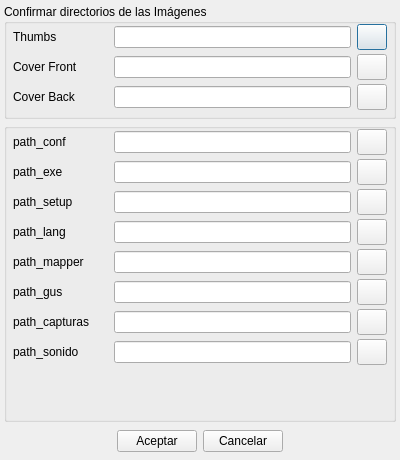
Monthy/gr-lida, file ui/importpath.ui: the form before one commit.
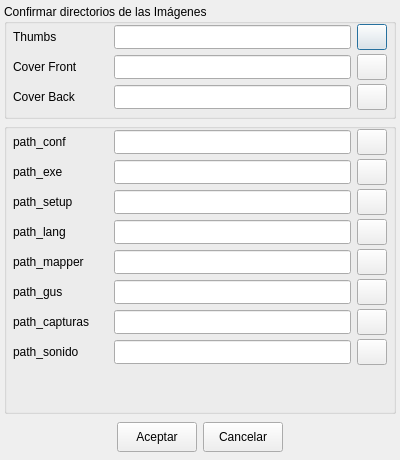
The form after the commit. Icons and pictures are not drawn.

```diff
--- a/ui/importpath.ui
+++ b/ui/importpath.ui
@@ -89,7 +89,14 @@
          </widget>
         </item>
         <item>
-         <widget class="QLineEdit" name="txtDatosPath_Thumbs" />
+         <widget class="QLineEdit" name="txtDatosPath_Thumbs" >
+          <property name="minimumSize" >
+           <size>
+            <width>0</width>
+            <height>24</height>
+           </size>
+          </property>
+         </widget>
         </item>
         <item>
          <widget class="QPushButton" name="btnDirPath_Datos_Thumbs" >
@@ -146,7 +153,14 @@
          </widget>
         </item>
         <item>
-         <widget class="QLineEdit" name="txtDatosPath_CoverFront" />
+         <widget class="QLineEdit" name="txtDatosPath_CoverFront" >
+          <property name="minimumSize" >
+           <size>
+            <width>0</width>
+            <height>24</height>
+           </size>
+          </property>
+         </widget>
         </item>
         <item>
          <widget class="QPushButton" name="btnDirPath_Datos_CoverFront" >
@@ -203,7 +217,14 @@
          </widget>
         </item>
         <item>
-         <widget class="QLineEdit" name="txtDatosPath_CoverBack" />
+         <widget class="QLineEdit" name="txtDatosPath_CoverBack" >
+          <property name="minimumSize" >
+           <size>
+            <width>0</width>
+            <height>24</height>
+           </size>
+          </property>
+         </widget>
         </item>
         <item>
          <widget class="QPushButton" name="btnDirPath_Datos_CoverBack" >
@@ -262,6 +283,14 @@
          <number>0</number>
         </property>
         <widget class="QWidget" name="page_1" >
+         <property name="geometry" >
+          <rect>
+           <x>0</x>
+           <y>0</y>
+           <width>376</width>
+           <height>276</height>
+          </rect>
+         </property>
          <layout class="QVBoxLayout" >
           <property name="spacing" >
            <number>4</number>
@@ -309,7 +338,14 @@
              </widget>
             </item>
             <item>
-             <widget class="QLineEdit" name="txtPath_Dbx_1" />
+             <widget class="QLineEdit" name="txtPath_Dbx_1" >
+              <property name="minimumSize" >
+               <size>
+                <width>0</width>
+                <height>24</height>
+               </size>
+              </property>
+             </widget>
             </item>
             <item>
              <widget class="QPushButton" name="btnDirPath_Dbx_1" >
@@ -366,7 +402,14 @@
              </widget>
             </item>
             <item>
-             <widget class="QLineEdit" name="txtPath_Dbx_2" />
+             <widget class="QLineEdit" name="txtPath_Dbx_2" >
+              <property name="minimumSize" >
+               <size>
+                <width>0</width>
+                <height>24</height>
+               </size>
+              </property>
+             </widget>
             </item>
             <item>
              <widget class="QPushButton" name="btnDirPath_Dbx_2" >
@@ -423,7 +466,14 @@
              </widget>
             </item>
             <item>
-             <widget class="QLineEdit" name="txtPath_Dbx_3" />
+             <widget class="QLineEdit" name="txtPath_Dbx_3" >
+              <property name="minimumSize" >
+               <size>
+                <width>0</width>
+                <height>24</height>
+               </size>
+              </property>
+             </widget>
             </item>
             <item>
              <widget class="QPushButton" name="btnDirPath_Dbx_3" >
@@ -480,7 +530,14 @@
              </widget>
             </item>
             <item>
-             <widget class="QLineEdit" name="txtPath_Dbx_4" />
+             <widget class="QLineEdit" name="txtPath_Dbx_4" >
+              <property name="minimumSize" >
+               <size>
+                <width>0</width>
+                <height>24</height>
+               </size>
+              </property>
+             </widget>
             </item>
             <item>
              <widget class="QPushButton" name="btnDirPath_Dbx_4" >
@@ -537,7 +594,14 @@
              </widget>
             </item>
             <item>
-             <widget class="QLineEdit" name="txtPath_Dbx_5" />
+             <widget class="QLineEdit" name="txtPath_Dbx_5" >
+              <property name="minimumSize" >
+               <size>
+                <width>0</width>
+                <height>24</height>
+               </size>
+              </property>
+             </widget>
             </item>
             <item>
              <widget class="QPushButton" name="btnDirPath_Dbx_5" >
@@ -594,7 +658,14 @@
              </widget>
             </item>
             <item>
-             <widget class="QLineEdit" name="txtPath_Dbx_6" />
+             <widget class="QLineEdit" name="txtPath_Dbx_6" >
+              <property name="minimumSize" >
+               <size>
+                <width>0</width>
+                <height>24</height>
+               </size>
+              </property>
+             </widget>
             </item>
             <item>
              <widget class="QPushButton" name="btnDirPath_Dbx_6" >
@@ -651,7 +722,14 @@
              </widget>
             </item>
             <item>
-             <widget class="QLineEdit" name="txtPath_Dbx_7" />
+             <widget class="QLineEdit" name="txtPath_Dbx_7" >
+              <property name="minimumSize" >
+               <size>
+                <width>0</width>
+                <height>24</height>
+               </size>
+              </property>
+             </widget>
             </item>
             <item>
              <widget class="QPushButton" name="btnDirPath_Dbx_7" >
@@ -708,7 +786,14 @@
              </widget>
             </item>
             <item>
-             <widget class="QLineEdit" name="txtPath_Dbx_8" />
+             <widget class="QLineEdit" name="txtPath_Dbx_8" >
+              <property name="minimumSize" >
+               <size>
+                <width>0</width>
+                <height>24</height>
+               </size>
+              </property>
+             </widget>
             </item>
             <item>
              <widget class="QPushButton" name="btnDirPath_Dbx_8" >
@@ -1309,7 +1394,7 @@
        <property name="minimumSize" >
         <size>
          <width>80</width>
-         <height>0</height>
+         <height>30</height>
         </size>
        </property>
        <property name="text" >
@@ -1325,7 +1410,7 @@
        <property name="minimumSize" >
         <size>
          <width>80</width>
-         <height>0</height>
+         <height>30</height>
         </size>
        </property>
        <property name="text" >
```
Left out of the diff: 428 changed lines with no effect on the pictures.
